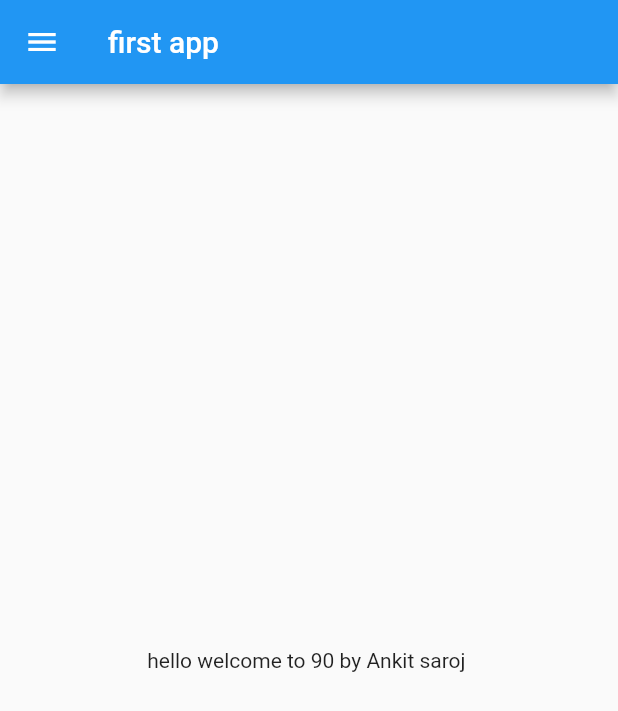
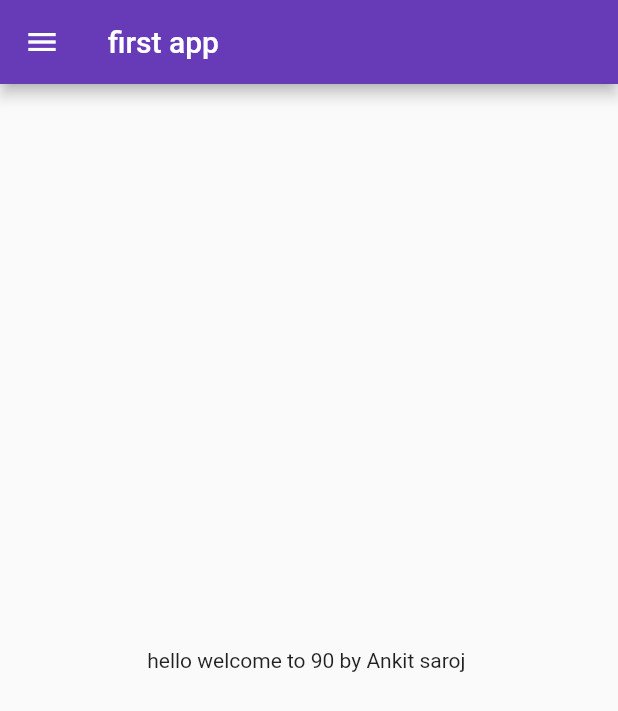
Before and after one commit to Ankitsaroj94/my_firstapp, a Flutter app: the screen it shows after launch, on a phone screen of 412 x 824 dp. Shown: the top 711 px of the screen. Run offline on Flutter 3.47's test engine with Material 2 defaults, Android fonts, the phone set to English and light mode, and no system bars.

Commit message:
day3 completed

```diff
--- a/lib/main.dart
+++ b/lib/main.dart
@@ -1,8 +1,9 @@
 // ignore_for_file: avoid_unnecessary_containers
 
 import 'package:flutter/material.dart';
+import 'package:my_firstapp/pages/login_page.dart';
 
-import 'home_page.dart';
+import 'pages/home_page.dart';
 
 void main() {
   runApp(const MyApp());
@@ -14,7 +15,17 @@ class MyApp extends StatelessWidget {
   @override
   Widget build(BuildContext context) {
     return MaterialApp(
-      home: Homepage(),
+      /*home: Homepage(),*/
+      themeMode: ThemeMode.light,
+      theme: ThemeData(primarySwatch: Colors.deepPurple),
+      darkTheme: ThemeData(
+        brightness: Brightness.dark,
+      ),
+      initialRoute: "/home",
+      routes: {
+        "/": (context) => LoginPage(),
+        "/home": (context) => Homepage(),
+      },
     );
   }
 }
```
Also changed, not shown: lib/pages/login_page.dart (added, +21 -0 lines), lib/pages/home_page.dart (renamed from lib/home_page.dart).
